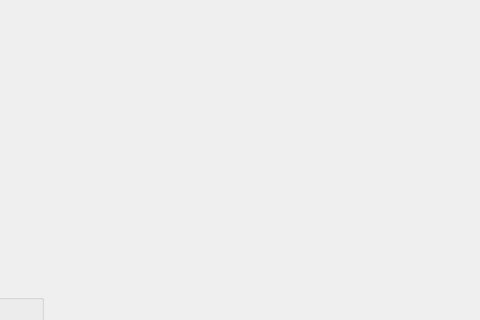
The window that mainwindow.ui (salimthedelegue/projet-QT) describes before a commit, drawn with Qt 5; both pictures show x 897 to 1377 and y 0 to 320 of the 1377 by 639 pixel window.
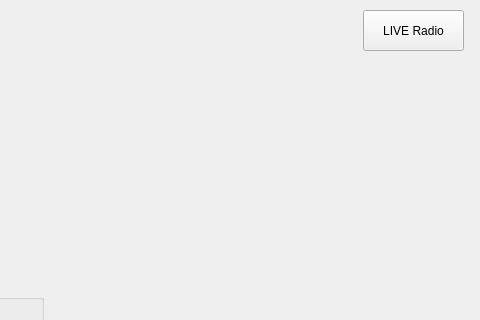
The same window after the commit.

Diff of the .ui file:
```diff
--- a/mainwindow.ui
+++ b/mainwindow.ui
@@ -89,6 +89,19 @@
      <string>GERER LA DECHARGE</string>
     </property>
    </widget>
+   <widget class="QPushButton" name="LiveRadio">
+    <property name="geometry">
+     <rect>
+      <x>1260</x>
+      <y>10</y>
+      <width>101</width>
+      <height>41</height>
+     </rect>
+    </property>
+    <property name="text">
+     <string>LIVE Radio</string>
+    </property>
+   </widget>
    <zorder>groupBox</zorder>
    <zorder>labelback_menu</zorder>
    <zorder>pushButtonpoubelles</zorder>
```
Left out of the diff: 1 changed line with no effect on the pictures.
